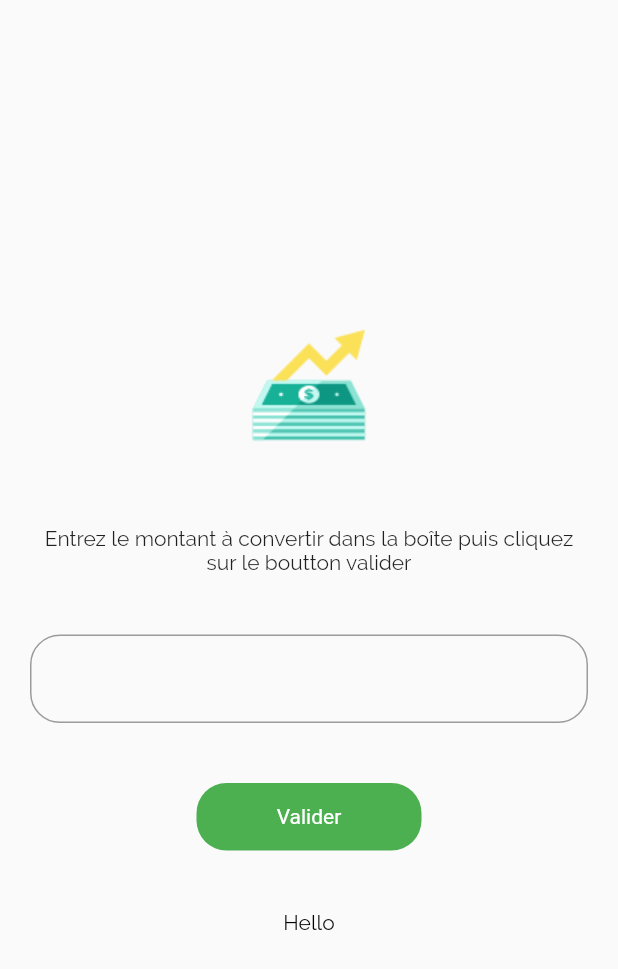
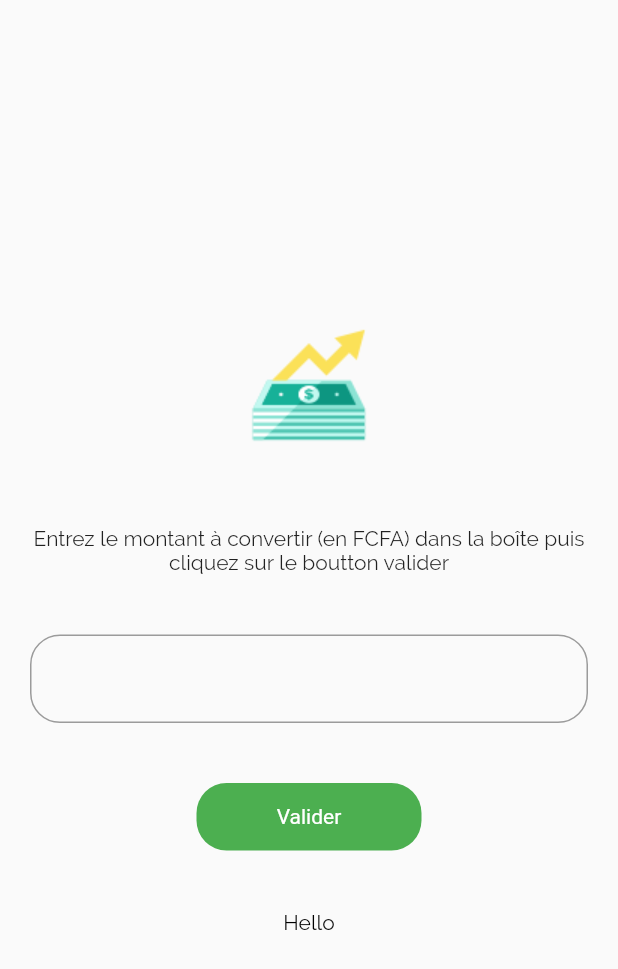
Before and after one commit to Asam237/conversion_euro_cfa, a Flutter app: the screen it shows after launch, after a tap on "Continuer", on a phone screen of 412 x 824 dp. Shown: the top 969 px of the screen. Run offline on Flutter 3.47's test engine with Material 2 defaults, Android fonts, the phone set to English and light mode, and no system bars.

Commit message:
modification du texte et de la couleur

```diff
--- a/lib/screens/MyHome.dart
+++ b/lib/screens/MyHome.dart
@@ -37,7 +37,7 @@ class _MyHomeState extends State<MyHome> {
 
           Container(
             margin: EdgeInsets.all(20.0),
-            child: Text("Entrez le montant à convertir dans la boîte puis cliquez sur le boutton valider", textAlign: TextAlign.center, style: TextStyle(fontFamily: "Schyler"),),
+            child: Text("Entrez le montant à convertir (en FCFA) dans la boîte puis cliquez sur le boutton valider", textAlign: TextAlign.center, style: TextStyle(fontFamily: "Schyler"),),
           ),
 
           Padding(
--- a/lib/screens/MyIndex.dart
+++ b/lib/screens/MyIndex.dart
@@ -40,7 +40,7 @@ class MyIndex extends StatelessWidget {
                   color: Colors.green,
                   borderRadius: BorderRadius.circular(20.0)),
               child: Center(
-                child: Text("Continuer"),
+                child: Text("Continuer", style: TextStyle(color: Colors.white),),
               ),
             ),
           )
```
